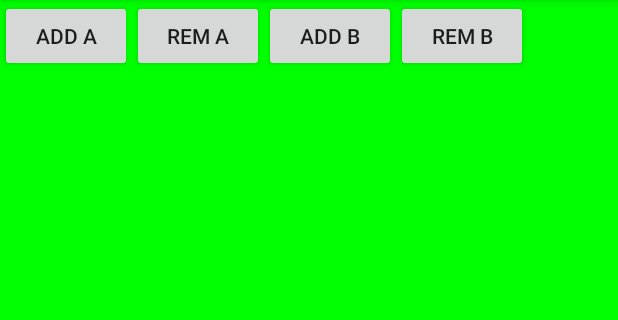
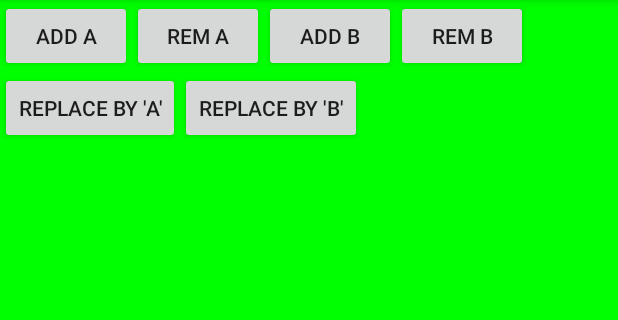
Before and after one commit to fffrowies/FragmentTest2, an Android app: the screen it shows after launch (MainActivity), on a phone screen of 412 x 824 dp, the part 84-404 px from its top. Run offline under Robolectric (Android 15) with nearby library versions, the phone set to English and light mode, and no system bars.

Commit message:
Replace transaction

```diff
--- a/app/src/main/res/layout/activity_main.xml
+++ b/app/src/main/res/layout/activity_main.xml
@@ -35,6 +35,25 @@
             android:onClick="removeFragmentB"/>
     </LinearLayout>
 
+    <LinearLayout
+        android:layout_width="wrap_content"
+        android:layout_height="wrap_content"
+        android:orientation="horizontal">
+
+        <Button
+            android:layout_width="wrap_content"
+            android:layout_height="wrap_content"
+            android:text="Replace by 'A'"
+            android:onClick="replaceByFragmentA"/>
+
+        <Button
+            android:layout_width="wrap_content"
+            android:layout_height="wrap_content"
+            android:text="Replace by 'B'"
+            android:onClick="replaceByFragmentB"/>
+
+    </LinearLayout>
+
     <FrameLayout
         android:id="@+id/container"
         android:layout_margin="10dp"
```
Also changed, not shown: app/src/main/java/com/fffrowies/fragmenttest2/MainActivity.java (+16 -0 lines).
